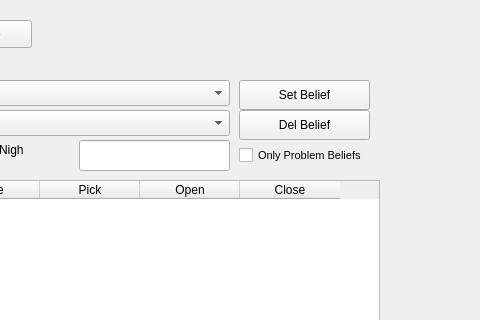
Old version of the form ui/EditMainUI.ui in the repository sourcery-ai-experiments/jaar; both pictures show x 951 to 1431 and y 0 to 320 of the 1431 by 712 pixel window.
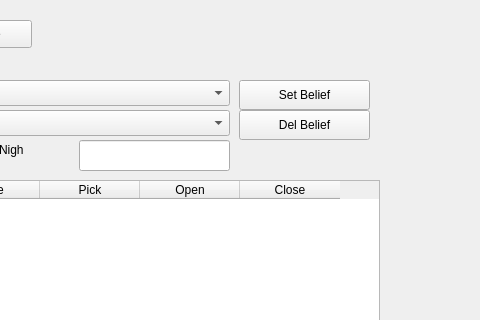
New version of the form.

Commit message: #66 get rid of "problem" in codespace

Diff of the .ui file:
```diff
--- a/ui/EditMainUI.ui
+++ b/ui/EditMainUI.ui
@@ -183,24 +183,6 @@
     </rect>
    </property>
   </widget>
-  <widget class="QCheckBox" name="display_problem_beliefs_cb">
-   <property name="geometry">
-    <rect>
-     <x>1190</x>
-     <y>140</y>
-     <width>161</width>
-     <height>31</height>
-    </rect>
-   </property>
-   <property name="font">
-    <font>
-     <pointsize>8</pointsize>
-    </font>
-   </property>
-   <property name="text">
-    <string>Only Problem Beliefs</string>
-   </property>
-  </widget>
   <widget class="QLabel" name="label_9">
    <property name="geometry">
     <rect>
```
Left out of the diff: 2 changed lines with no effect on the pictures. The commit also changes 20 other files.
